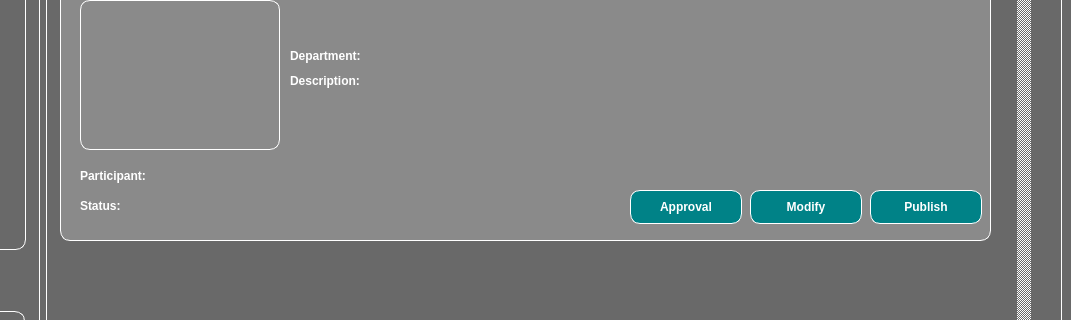
The window that hr_training_list.ui (yjia28tan/Staff-Training-Tracking-System-STTS-) describes before a commit, drawn with Qt 5; both pictures show x 209 to 1280 and y 168 to 488 of the 1280 by 720 pixel window.
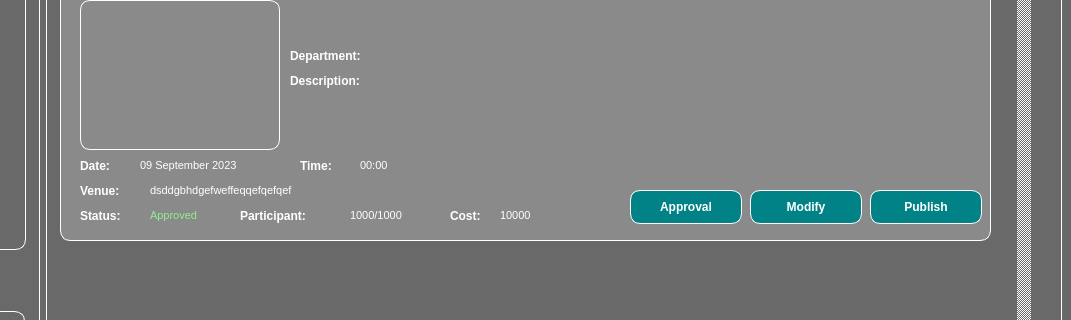
The same window after the commit. Icons and pictures are not drawn.

```diff
--- a/hr_training_list.ui
+++ b/hr_training_list.ui
@@ -510,7 +510,7 @@
             <x>230</x>
             <y>100</y>
             <width>691</width>
-            <height>81</height>
+            <height>61</height>
            </rect>
           </property>
           <property name="styleSheet">
@@ -559,8 +559,8 @@
           <property name="geometry">
            <rect>
             <x>20</x>
-            <y>170</y>
-            <width>101</width>
+            <y>160</y>
+            <width>51</width>
             <height>31</height>
            </rect>
           </property>
@@ -576,14 +576,14 @@
 border: none;</string>
           </property>
           <property name="text">
-           <string>Participant:</string>
+           <string>Date:</string>
           </property>
          </widget>
          <widget class="QLabel" name="department_label_4">
           <property name="geometry">
            <rect>
             <x>20</x>
-            <y>200</y>
+            <y>210</y>
             <width>61</width>
             <height>31</height>
            </rect>
@@ -607,7 +607,7 @@
           <property name="geometry">
            <rect>
             <x>90</x>
-            <y>200</y>
+            <y>210</y>
             <width>71</width>
             <height>31</height>
            </rect>
@@ -626,15 +626,15 @@
 bold: none;</string>
           </property>
           <property name="text">
-           <string/>
+           <string>Approved</string>
           </property>
          </widget>
          <widget class="QLabel" name="department_db_4">
           <property name="geometry">
            <rect>
-            <x>130</x>
-            <y>170</y>
-            <width>91</width>
+            <x>80</x>
+            <y>160</y>
+            <width>141</width>
             <height>31</height>
            </rect>
           </property>
@@ -652,7 +652,7 @@
 bold: none;</string>
           </property>
           <property name="text">
-           <string/>
+           <string>09 September 2023</string>
           </property>
          </widget>
          <widget class="QPushButton" name="publish_button">
@@ -715,6 +715,206 @@
            <string>Approval</string>
           </property>
          </widget>
+         <widget class="QLabel" name="participant_label">
+          <property name="geometry">
+           <rect>
+            <x>180</x>
+            <y>210</y>
+            <width>101</width>
+            <height>31</height>
+           </rect>
+          </property>
+          <property name="font">
+           <font>
+            <weight>75</weight>
+            <bold>true</bold>
+           </font>
+          </property>
+          <property name="styleSheet">
+           <string notr="true">color: white;
+font-weight: bold;
+border: none;</string>
+          </property>
+          <property name="text">
+           <string>Participant:</string>
+          </property>
+         </widget>
+         <widget class="QLabel" name="participant_db">
+          <property name="geometry">
+           <rect>
+            <x>290</x>
+            <y>210</y>
+            <width>81</width>
+            <height>31</height>
+           </rect>
+          </property>
+          <property name="font">
+           <font>
+            <pointsize>8</pointsize>
+            <weight>50</weight>
+            <bold>false</bold>
+           </font>
+          </property>
+          <property name="styleSheet">
+           <string notr="true">color: white;
+font-weight: regular;
+border: none;
+bold: none;</string>
+          </property>
+          <property name="text">
+           <string>1000/1000</string>
+          </property>
+         </widget>
+         <widget class="QLabel" name="cost_label">
+          <property name="geometry">
+           <rect>
+            <x>390</x>
+            <y>210</y>
+            <width>51</width>
+            <height>31</height>
+           </rect>
+          </property>
+          <property name="font">
+           <font>
+            <weight>75</weight>
+            <bold>true</bold>
+           </font>
+          </property>
+          <property name="styleSheet">
+           <string notr="true">color: white;
+font-weight: bold;
+border: none;</string>
+          </property>
+          <property name="text">
+           <string>Cost:</string>
+          </property>
+         </widget>
+         <widget class="QLabel" name="cost_db">
+          <property name="geometry">
+           <rect>
+            <x>440</x>
+            <y>210</y>
+            <width>81</width>
+            <height>31</height>
+           </rect>
+          </property>
+          <property name="font">
+           <font>
+            <pointsize>8</pointsize>
+            <weight>50</weight>
+            <bold>false</bold>
+           </font>
+          </property>
+          <property name="styleSheet">
+           <string notr="true">color: white;
+font-weight: regular;
+border: none;
+bold: none;</string>
+          </property>
+          <property name="text">
+           <string>10000</string>
+          </property>
+         </widget>
+         <widget class="QLabel" name="time_label">
+          <property name="geometry">
+           <rect>
+            <x>240</x>
+            <y>160</y>
+            <width>51</width>
+            <height>31</height>
+           </rect>
+          </property>
+          <property name="font">
+           <font>
+            <weight>75</weight>
+            <bold>true</bold>
+           </font>
+          </property>
+          <property name="styleSheet">
+           <string notr="true">color: white;
+font-weight: bold;
+border: none;</string>
+          </property>
+          <property name="text">
+           <string>Time:</string>
+          </property>
+         </widget>
+         <widget class="QLabel" name="time_db">
+          <property name="geometry">
+           <rect>
+            <x>300</x>
+            <y>160</y>
+            <width>51</width>
+            <height>31</height>
+           </rect>
+          </property>
+          <property name="font">
+           <font>
+            <pointsize>8</pointsize>
+            <weight>50</weight>
+            <bold>false</bold>
+           </font>
+          </property>
+          <property name="styleSheet">
+           <string notr="true">color: white;
+font-weight: regular;
+border: none;
+bold: none;</string>
+          </property>
+          <property name="text">
+           <string>00:00</string>
+          </property>
+         </widget>
+         <widget class="QLabel" name="venue_db">
+          <property name="geometry">
+           <rect>
+            <x>90</x>
+            <y>190</y>
+            <width>471</width>
+            <height>21</height>
+           </rect>
+          </property>
+          <property name="font">
+           <font>
+            <pointsize>8</pointsize>
+            <weight>50</weight>
+            <bold>false</bold>
+           </font>
+          </property>
+          <property name="styleSheet">
+           <string notr="true">color: white;
+font-weight: regular;
+border: none;
+bold: none;</string>
+          </property>
+          <property name="text">
+           <string>dsddgbhdgefweffeqqefqefqef</string>
+          </property>
+         </widget>
+         <widget class="QLabel" name="venue_label">
+          <property name="geometry">
+           <rect>
+            <x>20</x>
+            <y>190</y>
+            <width>61</width>
+            <height>21</height>
+           </rect>
+          </property>
+          <property name="font">
+           <font>
+            <weight>75</weight>
+            <bold>true</bold>
+           </font>
+          </property>
+          <property name="styleSheet">
+           <string notr="true">color: white;
+font-weight: bold;
+border: none;</string>
+          </property>
+          <property name="text">
+           <string>Venue:</string>
+          </property>
+         </widget>
         </widget>
         <widget class="QPushButton" name="create_button">
          <property name="geometry">
```
Left out of the diff: 8 changed lines with no effect on the pictures.
